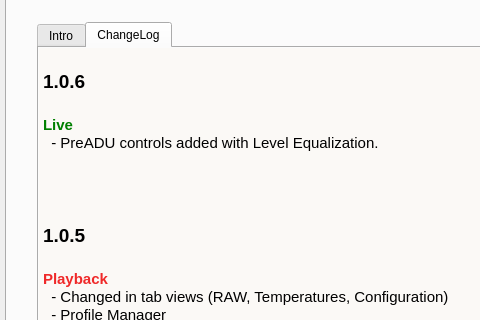
This is skalab_main.ui in amattana/skalab as Qt 5 draws it before an edit; both pictures show x 0 to 480 and y 179 to 499 of the 1211 by 971 pixel window. The edited form follows.
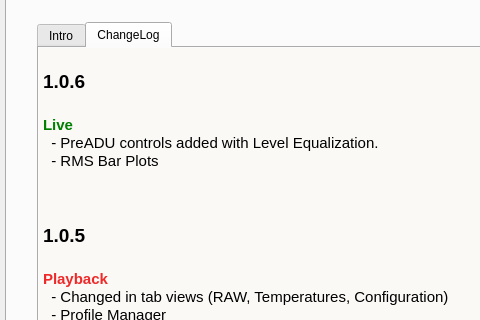
This is the edited form. The open tabs and pages were chosen to show the change.

Commit message: Added RMS Bar Plots

```diff
--- a/skalab_main.ui
+++ b/skalab_main.ui
@@ -840,7 +840,7 @@
 &lt;p style=&quot;-qt-paragraph-type:empty; margin-top:0px; margin-bottom:0px; margin-left:0px; margin-right:0px; -qt-block-indent:0; text-indent:0px; font-size:14pt; font-weight:600;&quot;&gt;&lt;br /&gt;&lt;/p&gt;
 &lt;p style=&quot; margin-top:0px; margin-bottom:0px; margin-left:0px; margin-right:0px; -qt-block-indent:0; text-indent:0px;&quot;&gt;&lt;span style=&quot; font-weight:600; color:#008000;&quot;&gt;Live&lt;/span&gt;&lt;/p&gt;
 &lt;p style=&quot; margin-top:0px; margin-bottom:0px; margin-left:0px; margin-right:0px; -qt-block-indent:0; text-indent:0px;&quot;&gt;  - PreADU controls added with Level Equalization. &lt;/p&gt;
-&lt;p style=&quot;-qt-paragraph-type:empty; margin-top:0px; margin-bottom:0px; margin-left:0px; margin-right:0px; -qt-block-indent:0; text-indent:0px;&quot;&gt;&lt;br /&gt;&lt;/p&gt;
+&lt;p style=&quot; margin-top:0px; margin-bottom:0px; margin-left:0px; margin-right:0px; -qt-block-indent:0; text-indent:0px;&quot;&gt;  - RMS Bar Plots&lt;/p&gt;
 &lt;p style=&quot;-qt-paragraph-type:empty; margin-top:0px; margin-bottom:0px; margin-left:0px; margin-right:0px; -qt-block-indent:0; text-indent:0px;&quot;&gt;&lt;br /&gt;&lt;/p&gt;
 &lt;p style=&quot;-qt-paragraph-type:empty; margin-top:0px; margin-bottom:0px; margin-left:0px; margin-right:0px; -qt-block-indent:0; text-indent:0px;&quot;&gt;&lt;br /&gt;&lt;/p&gt;
 &lt;p style=&quot;-qt-paragraph-type:empty; margin-top:0px; margin-bottom:0px; margin-left:0px; margin-right:0px; -qt-block-indent:0; text-indent:0px;&quot;&gt;&lt;br /&gt;&lt;/p&gt;
```
The commit also changes 4 other files.
